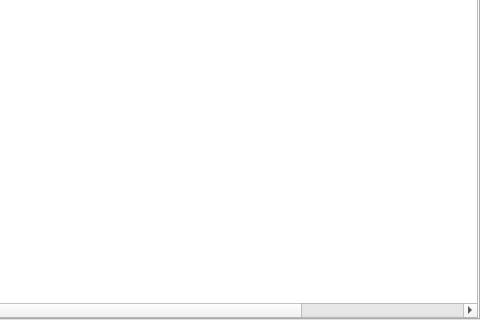
Old version of the form tabledesign.ui in the repository xhy2539/DBMS-Qt; both pictures show x 120 to 600 and y 130 to 450 of the 600 by 450 pixel window.
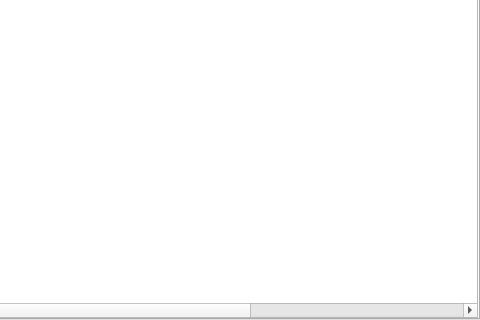
New version of the form. The open tabs and pages were chosen to show the change.

Commit message: 添加建表的外键

What changed in the file:
```diff
--- a/tabledesign.ui
+++ b/tabledesign.ui
@@ -148,6 +148,11 @@
            <string>主键</string>
           </property>
          </column>
+         <column>
+          <property name="text">
+           <string>Unique</string>
+          </property>
+         </column>
          <column>
           <property name="text">
            <string>默认</string>
```
Left out of the diff: 2 changed lines with no effect on the pictures. The commit also changes 2 other files.
